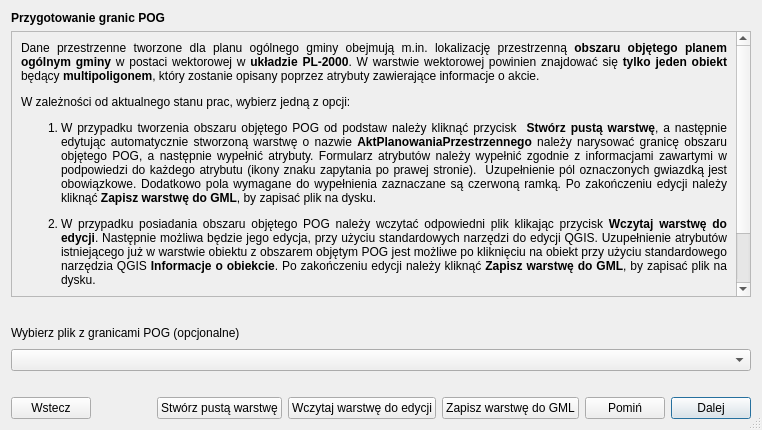
First picture: the form in modules/app/views/ui/wektor_instrukcja_dialog_POG.ui, repository CyfryzacjaAPP/wtyczka_qgis_app_2, before the edit.
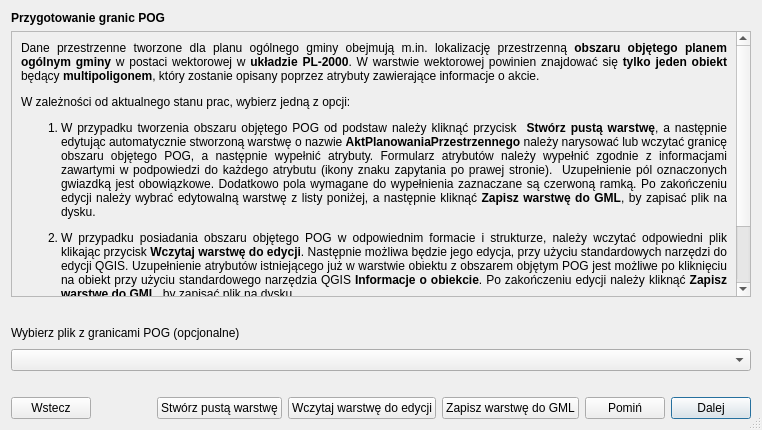
Second picture: the form after the edit. Custom widgets are drawn as their Qt base class.

Patch:
```diff
--- a/modules/app/views/ui/wektor_instrukcja_dialog_POG.ui
+++ b/modules/app/views/ui/wektor_instrukcja_dialog_POG.ui
@@ -65,10 +65,10 @@
 &lt;p&gt;W zależności od aktualnego stanu prac, wybierz jedną z opcji:&lt;/p&gt;
 &lt;ol&gt;
   &lt;li&gt;
-    &lt;p&gt;W przypadku tworzenia obszaru objętego POG od podstaw należy kliknąć przycisk&amp;nbsp; &lt;strong&gt;Stwórz pustą warstwę&lt;/strong&gt;, a następnie edytując automatycznie stworzoną warstwę o nazwie &lt;strong&gt;AktPlanowaniaPrzestrzennego&lt;/strong&gt;&amp;nbsp;należy narysować granicę obszaru objętego POG, a następnie wypełnić atrybuty. Formularz atrybutów należy wypełnić zgodnie z informacjami zawartymi w podpowiedzi do każdego atrybutu (ikony znaku zapytania po prawej stronie).&amp;nbsp; Uzupełnienie pól oznaczonych gwiazdką jest obowiązkowe. Dodatkowo pola wymagane do wypełnienia zaznaczane są czerwoną ramką. Po zakończeniu edycji należy kliknąć&amp;nbsp;&lt;strong&gt;Zapisz warstwę do GML&lt;/strong&gt;, by zapisać plik na dysku.&lt;/p&gt;
+    &lt;p&gt;W przypadku tworzenia obszaru objętego POG od podstaw należy kliknąć przycisk&amp;nbsp; &lt;strong&gt;Stwórz pustą warstwę&lt;/strong&gt;, a następnie edytując automatycznie stworzoną warstwę o nazwie &lt;strong&gt;AktPlanowaniaPrzestrzennego&lt;/strong&gt;&amp;nbsp;należy narysować lub wczytać granicę obszaru objętego POG, a następnie wypełnić atrybuty. Formularz atrybutów należy wypełnić zgodnie z informacjami zawartymi w podpowiedzi do każdego atrybutu (ikony znaku zapytania po prawej stronie).&amp;nbsp; Uzupełnienie pól oznaczonych gwiazdką jest obowiązkowe. Dodatkowo pola wymagane do wypełnienia zaznaczane są czerwoną ramką. Po zakończeniu edycji należy wybrać edytowalną warstwę z listy poniżej, a następnie kliknąć&amp;nbsp;&lt;strong&gt;Zapisz warstwę do GML&lt;/strong&gt;, by zapisać plik na dysku.&lt;/p&gt;
   &lt;/li&gt;
   &lt;li&gt;
-    &lt;p&gt;W przypadku posiadania obszaru objętego POG należy wczytać odpowiedni plik klikając przycisk &lt;strong&gt;Wczytaj warstwę do edycji&lt;/strong&gt;. Następnie możliwa&amp;nbsp;będzie jego edycja, przy użyciu standardowych narzędzi do edycji QGIS. Uzupełnienie atrybutów istniejącego już w warstwie obiektu z obszarem objętym POG jest możliwe po kliknięciu na obiekt przy użyciu&amp;nbsp;standardowego narzędzia QGIS &lt;strong&gt;Informacje o obiekcie&lt;/strong&gt;.&amp;nbsp;Po zakończeniu edycji należy kliknąć &lt;strong&gt;Zapisz warstwę do GML&lt;/strong&gt;, by zapisać plik na dysku.&lt;/p&gt;
+    &lt;p&gt;W przypadku posiadania obszaru objętego POG w odpowiednim formacie i strukturze, należy wczytać odpowiedni plik klikając przycisk &lt;strong&gt;Wczytaj warstwę do edycji&lt;/strong&gt;. Następnie możliwa&amp;nbsp;będzie jego edycja, przy użyciu standardowych narzędzi do edycji QGIS. Uzupełnienie atrybutów istniejącego już w warstwie obiektu z obszarem objętym POG jest możliwe po kliknięciu na obiekt przy użyciu&amp;nbsp;standardowego narzędzia QGIS &lt;strong&gt;Informacje o obiekcie&lt;/strong&gt;.&amp;nbsp;Po zakończeniu edycji należy kliknąć &lt;strong&gt;Zapisz warstwę do GML&lt;/strong&gt;, by zapisać plik na dysku.&lt;/p&gt;
   &lt;/li&gt;
 &lt;/ol&gt;
 &lt;p&gt;Wczytanie obszaru objętego planem ogólnym gminy w kroku 1, pozwala na automatyczne sprawdzenie poprawności geometrii stref planistycznych i regulacji&amp;nbsp;w zakresie wykraczania poza obszar POG. Zapisanie poprawnego pliku w formacie GML przy użyciu przycisku &lt;strong&gt;Zapisz warstwę do GML&lt;/strong&gt;, umożliwia również ponowne wczytanie zapisanej warstwy do wtyczki w celu dalszej pracy. Istnieje możliwość pominięcia kroku 1. W tym celu należy wybrać opcję &lt;strong&gt;Pomiń.&lt;/strong&gt;&lt;/p&gt;</string>
```
